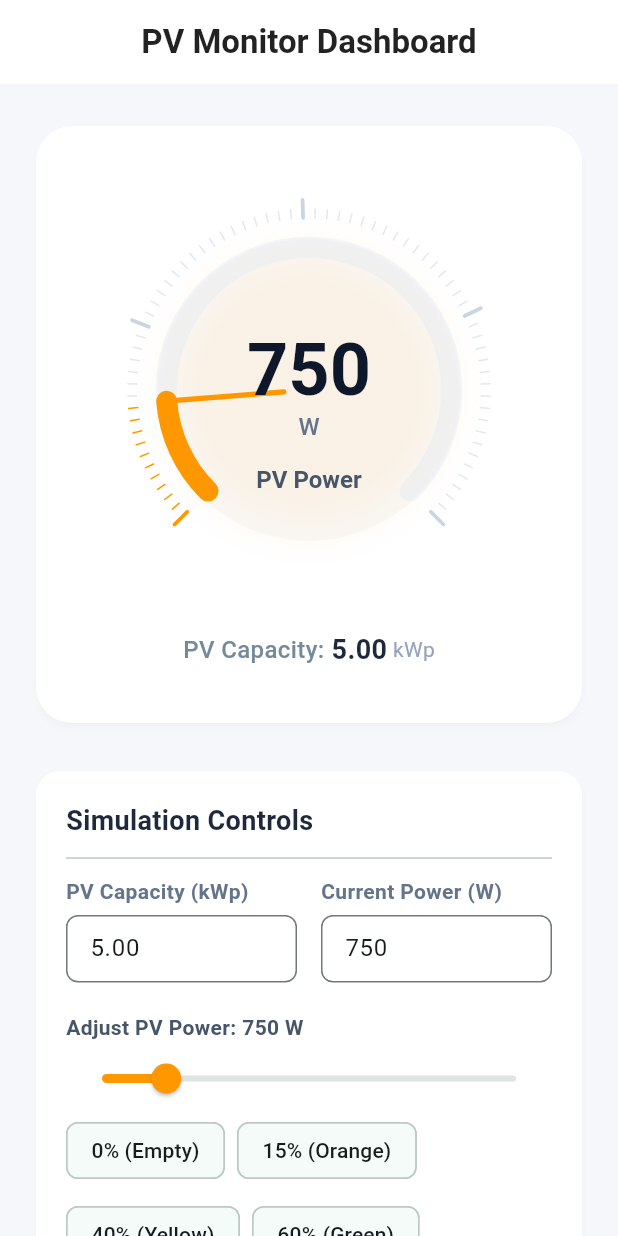
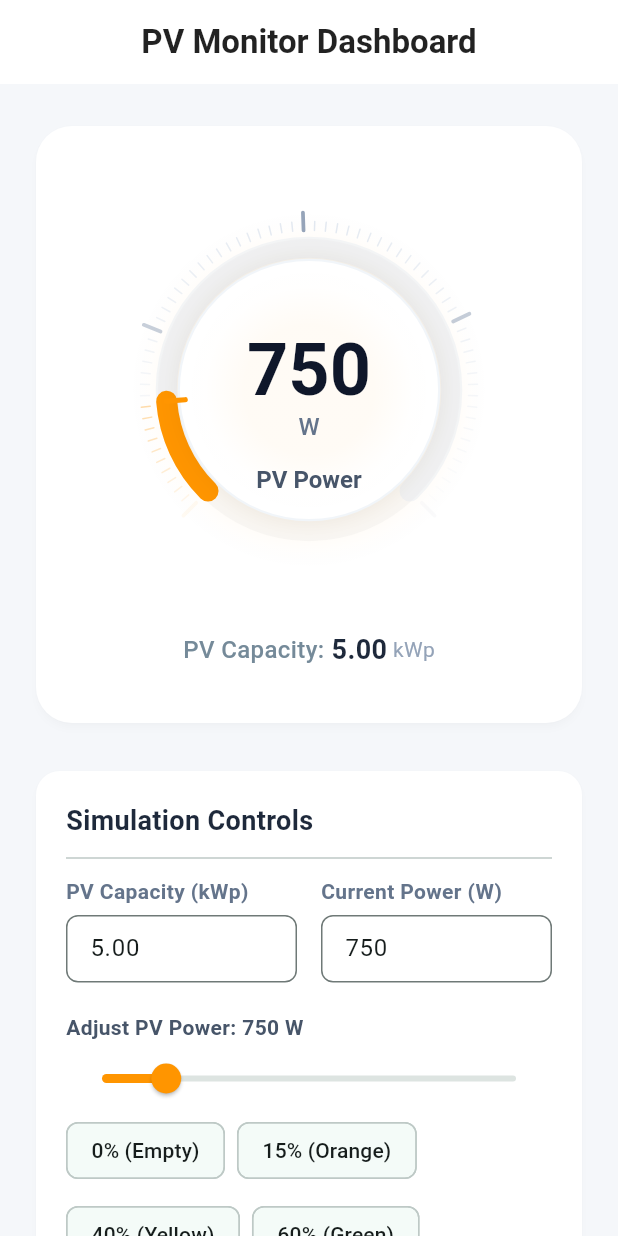
Before and after one commit to RukshanAmodya/Flutter-Gauge, a Flutter app: the screen it shows after launch, after a tap on "15% (Orange)", on a phone screen of 412 x 824 dp. Run offline on Flutter 3.47's test engine with Material 3 defaults, Android fonts, the phone set to English and light mode, and no system bars.

Commit message:
Chnage color

```diff
--- a/lib/main.dart
+++ b/lib/main.dart
@@ -84,15 +84,15 @@ class _GaugeScreenState extends State<GaugeScreen> {
   // Determine color based on percentage of capacity
   Color _getThemeColor(double percentage) {
     if (percentage < 10) {
-      return const Color(0xFFE53935); // Red (rathu)
+      return const Color(0xFFFF3B30); // iOS Vibrant Red
     } else if (percentage >= 10 && percentage < 20) {
-      return const Color(0xFFFF9800); // Orange (thabili)
+      return const Color(0xFFFF9500); // iOS Vibrant Orange
     } else if (percentage >= 20 && percentage < 50) {
-      return const Color(0xFFFFEB3B); // Yellow (kaha)
+      return const Color(0xFFFFCC00); // iOS Vibrant Yellow
     } else if (percentage >= 50 && percentage < 70) {
-      return const Color(0xFF4CAF50); // Light Green (kola)
+      return const Color(0xFF34C759); // iOS Vibrant Green
     } else {
-      return const Color(0xFF00B6A6); // Teal/Cyan (matching image)
+      return const Color(0xFF00C7BE); // iOS Vibrant Teal (perfect mint/cyan shade)
     }
   }
 
@@ -408,7 +408,7 @@ class SolarGaugePainter extends CustomPainter {
       );
     }
 
-    // 4. Draw Radial Ticks
+    // 4. Draw Radial Ticks with fading opacity towards the bottom ends
     const int tickCount = 70;
     final double angleStep = totalSweepRad / (tickCount - 1);
 
@@ -429,7 +429,7 @@ class SolarGaugePainter extends CustomPainter {
       final double tickLength = isMajor ? 12.0 : 6.0;
       final double tickThickness = isMajor ? 2.5 : 1.0;
 
-      final startRadius = radius * 0.82;
+      final startRadius = radius * 0.76;
       final endRadius = startRadius + tickLength;
 
       final startOffset = Offset(
@@ -441,9 +441,19 @@ class SolarGaugePainter extends CustomPainter {
         center.dy + endRadius * sin(angle),
       );
 
-      final Color tickColor = isActive
+      // Calculate distance from the top angle (270 degrees) to fade out opacity towards bottom-left and bottom-right
+      final double distance = (angle - 270 * pi / 180).abs();
+      final double maxDistance = 135 * pi / 180;
+      final double distanceNormalized = (distance / maxDistance).clamp(0.0, 1.0);
+
+      // opacityFactor: 1.0 at top, fading to 0.05 at the ends
+      final double opacityFactor = 1.0 - (distanceNormalized * 0.95);
+
+      final Color baseTickColor = isActive
           ? themeColor
-          : (isMajor ? const Color(0xFFCBD5E1) : const Color(0xFFE2E8F0));
+          : (isMajor ? const Color(0xFF94A3B8) : const Color(0xFFE2E8F0));
+
+      final Color tickColor = baseTickColor.withOpacity(baseTickColor.opacity * opacityFactor);
 
       final tickPaint = Paint()
         ..color = tickColor
@@ -453,17 +463,53 @@ class SolarGaugePainter extends CustomPainter {
       canvas.drawLine(startOffset, endOffset, tickPaint);
     }
 
-    // 5. Draw the Needle (Starts at center, points to current progress edge)
+    // 5. Draw the inner circular ring/ridge (Neumorphic 3D raised ridge)
+    final double innerRidgeRadius = radius * 0.62;
+
+    // Draw the soft outer shadow of the ring
+    final shadowCirclePaint = Paint()
+      ..color = Colors.black.withOpacity(0.06)
+      ..style = PaintingStyle.fill
+      ..maskFilter = const MaskFilter.blur(BlurStyle.normal, 8);
+    canvas.drawCircle(center, innerRidgeRadius, shadowCirclePaint);
+
+    // Draw the white ridge/ring body
+    final ridgePaint = Paint()
+      ..color = Colors.white
+      ..style = PaintingStyle.fill;
+    canvas.drawCircle(center, innerRidgeRadius, ridgePaint);
+
+    // Draw a subtle soft inner outline/border for the ring
+    final ridgeBorderPaint = Paint()
+      ..color = const Color(0xFFF1F5F9)
+      ..style = PaintingStyle.stroke
+      ..strokeWidth = 1.5;
+    canvas.drawCircle(center, innerRidgeRadius, ridgeBorderPaint);
+
+    // Subtle glow color inside the ring
+    final centerGlowPaint = Paint()
+      ..shader = RadialGradient(
+        colors: [
+          themeColor.withOpacity(0.04),
+          themeColor.withOpacity(0.005),
+          Colors.transparent,
+        ],
+        stops: const [0.5, 0.8, 1.0],
+      ).createShader(Rect.fromCircle(center: center, radius: innerRidgeRadius));
+    canvas.drawCircle(center, innerRidgeRadius - 1, centerGlowPaint);
+
+    // 6. Draw the Needle (Starts from the inner ridge boundary to the progress track)
     final double needleAngle = startAngleRad + activeSweepRad;
-    final double needleLength = radius * 0.68;
+    final double needleStartRadius = innerRidgeRadius - 4; // Starts slightly inside the ridge
+    final double needleEndRadius = radius * 0.68; // Ends at the progress track
 
     final needleStart = Offset(
-      center.dx + (radius * 0.12) * cos(needleAngle),
-      center.dy + (radius * 0.12) * sin(needleAngle),
+      center.dx + needleStartRadius * cos(needleAngle),
+      center.dy + needleStartRadius * sin(needleAngle),
     );
     final needleEnd = Offset(
-      center.dx + needleLength * cos(needleAngle),
-      center.dy + needleLength * sin(needleAngle),
+      center.dx + needleEndRadius * cos(needleAngle),
+      center.dy + needleEndRadius * sin(needleAngle),
     );
 
     final needlePaint = Paint()
@@ -472,7 +518,7 @@ class SolarGaugePainter extends CustomPainter {
       ..strokeCap = StrokeCap.round;
     canvas.drawLine(needleStart, needleEnd, needlePaint);
 
-    // 6. Draw central texts inside the gauge (0, W, PV Power)
+    // 7. Draw central texts inside the gauge (0, W, PV Power)
     // - Current value text ("0" or actual power)
     final valueSpan = TextSpan(
       text: currentValue.toStringAsFixed(0),
```
